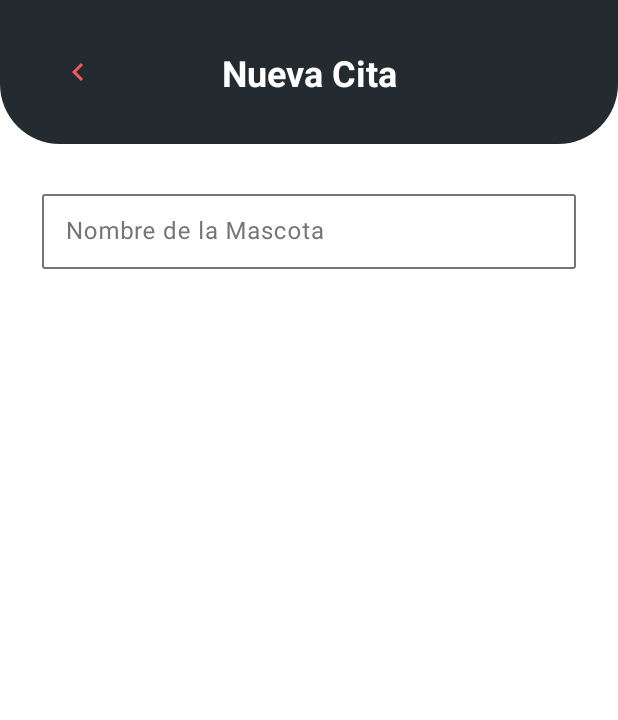
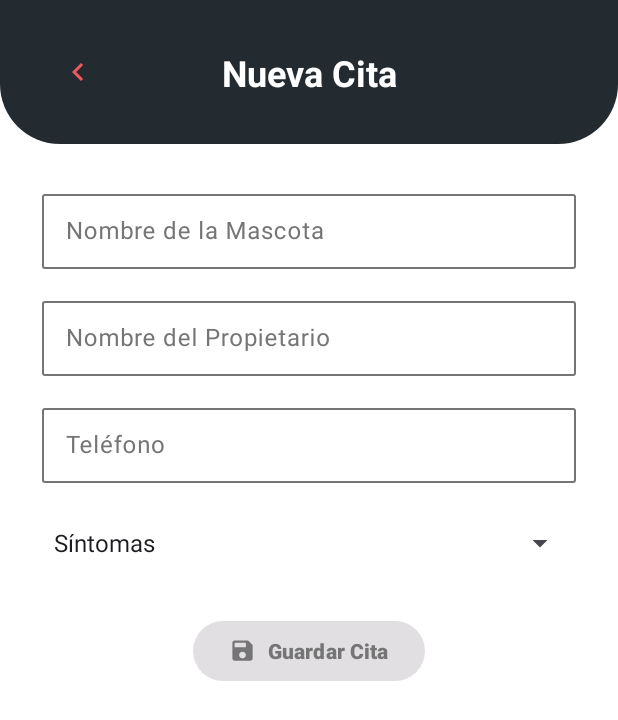
Before and after one commit to garcialuisf/EquipoSiete, an Android app: the NuevaCitaFragment screen opened through its navigation route, on a phone screen of 412 x 824 dp. Shown: the top 720 px of the screen. Run offline under Robolectric (Android 15) with nearby library versions, the phone set to English and light mode, and no system bars; our stand-ins replace data binding.

Commit message:
feat: HU3 C4-C9 agrega propietario, teléfono, síntomas y botón Guardar Cita

```diff
--- a/app/src/main/java/com/example/dogapp/view/fragment/NuevaCitaFragment.kt
+++ b/app/src/main/java/com/example/dogapp/view/fragment/NuevaCitaFragment.kt
@@ -4,16 +4,20 @@ import android.os.Bundle
 import android.view.LayoutInflater
 import android.view.View
 import android.view.ViewGroup
+import android.widget.Toast
 import androidx.databinding.DataBindingUtil
 import androidx.fragment.app.Fragment
+import androidx.fragment.app.viewModels
 import androidx.navigation.fragment.findNavController
 import com.example.dogapp.R
 import com.example.dogapp.databinding.FragmentNuevaCitaBinding
+import com.example.dogapp.viewmodel.NuevaCitaViewModel
 
 class NuevaCitaFragment : Fragment() {
 
     private var _binding: FragmentNuevaCitaBinding? = null
     private val binding get() = _binding!!
+    private val nuevaCitaViewModel: NuevaCitaViewModel by viewModels()
 
     override fun onCreateView(
         inflater: LayoutInflater,
@@ -26,7 +30,14 @@ class NuevaCitaFragment : Fragment() {
 
     override fun onViewCreated(view: View, savedInstanceState: Bundle?) {
         super.onViewCreated(view, savedInstanceState)
+        configurarFormulario()
         configurarToolbar()
+        configurarGuardado()
+    }
+
+    private fun configurarFormulario() {
+        binding.lifecycleOwner = viewLifecycleOwner
+        binding.formulario = nuevaCitaViewModel
     }
 
     private fun configurarToolbar() {
@@ -35,6 +46,14 @@ class NuevaCitaFragment : Fragment() {
         }
     }
 
+    private fun configurarGuardado() {
+        binding.guardarCita.setOnClickListener {
+            if (!nuevaCitaViewModel.tieneSintomaSeleccionado(binding.sintomas.selectedItemPosition)) {
+                Toast.makeText(requireContext(), R.string.nueva_cita_selecciona_sintoma, Toast.LENGTH_SHORT).show()
+            }
+        }
+    }
+
     override fun onDestroyView() {
         super.onDestroyView()
         _binding = null
--- /dev/null
+++ b/app/src/main/java/com/example/dogapp/viewmodel/NuevaCitaViewModel.kt
@@ -0,0 +1,21 @@
+package com.example.dogapp.viewmodel
+
+import androidx.lifecycle.MutableLiveData
+import androidx.lifecycle.ViewModel
+
+class NuevaCitaViewModel : ViewModel() {
+    val nombre = MutableLiveData("")
+    val raza = MutableLiveData("")
+    val propietario = MutableLiveData("")
+    val telefono = MutableLiveData("")
+
+    fun puedeGuardar(
+        nombre: String?,
+        raza: String?,
+        propietario: String?,
+        telefono: String?
+    ): Boolean = !nombre.isNullOrBlank() && !raza.isNullOrBlank() &&
+        !propietario.isNullOrBlank() && !telefono.isNullOrBlank()
+
+    fun tieneSintomaSeleccionado(posicion: Int): Boolean = posicion > 0
+}
--- /dev/null
+++ b/app/src/main/res/drawable/ic_guardar_cita.xml
@@ -0,0 +1,9 @@
+<vector xmlns:android="http://schemas.android.com/apk/res/android"
+    android:width="24dp"
+    android:height="24dp"
+    android:viewportWidth="24"
+    android:viewportHeight="24">
+    <path
+        android:fillColor="@color/blanco"
+        android:pathData="M17,3H5C3.9,3 3,3.9 3,5v14c0,1.1 0.9,2 2,2h14c1.1,0 2,-0.9 2,-2V7L17,3zM12,19c-1.66,0 -3,-1.34 -3,-3s1.34,-3 3,-3 3,1.34 3,3 -1.34,3 -3,3zM15,9H5V5h10v4z" />
+</vector>
--- a/app/src/main/res/layout/fragment_nueva_cita.xml
+++ b/app/src/main/res/layout/fragment_nueva_cita.xml
@@ -1,6 +1,12 @@
 <?xml version="1.0" encoding="utf-8"?>
 <layout xmlns:android="http://schemas.android.com/apk/res/android"
     xmlns:app="http://schemas.android.com/apk/res-auto">
+
+    <data>
+        <variable
+            name="formulario"
+            type="com.example.dogapp.viewmodel.NuevaCitaViewModel" />
+    </data>
 
     <androidx.constraintlayout.widget.ConstraintLayout
         android:layout_width="match_parent"
@@ -38,9 +44,90 @@
                 android:maxLength="15"
                 android:maxLines="1"
                 android:paddingHorizontal="12dp"
+                android:text="@={formulario.nombre}"
                 android:textColor="@color/negro"
                 android:textSize="16sp" />
         </com.google.android.material.textfield.TextInputLayout>
 
+        <com.google.android.material.textfield.TextInputLayout
+            android:id="@+id/campo_propietario"
+            style="@style/Widget.DogApp.CampoOutlined"
+            android:layout_width="0dp"
+            android:layout_height="wrap_content"
+            android:layout_marginHorizontal="28dp"
+            android:layout_marginTop="16dp"
+            android:hint="@string/editar_cita_propietario"
+            app:layout_constraintEnd_toEndOf="parent"
+            app:layout_constraintStart_toStartOf="parent"
+            app:layout_constraintTop_toBottomOf="@id/campo_nombre">
+
+            <com.google.android.material.textfield.TextInputEditText
+                android:id="@+id/propietario"
+                android:layout_width="match_parent"
+                android:layout_height="50dp"
+                android:inputType="textCapWords"
+                android:maxLength="30"
+                android:maxLines="1"
+                android:paddingHorizontal="12dp"
+                android:text="@={formulario.propietario}"
+                android:textColor="@color/negro"
+                android:textSize="16sp" />
+        </com.google.android.material.textfield.TextInputLayout>
+
+        <com.google.android.material.textfield.TextInputLayout
+            android:id="@+id/campo_telefono"
+            style="@style/Widget.DogApp.CampoOutlined"
+            android:layout_width="0dp"
+            android:layout_height="wrap_content"
+            android:layout_marginHorizontal="28dp"
+            android:layout_marginTop="16dp"
+            android:hint="@string/editar_cita_telefono"
+            app:layout_constraintEnd_toEndOf="parent"
+            app:layout_constraintStart_toStartOf="parent"
+            app:layout_constraintTop_toBottomOf="@id/campo_propietario">
+
+            <com.google.android.material.textfield.TextInputEditText
+                android:id="@+id/telefono"
+                android:layout_width="match_parent"
+                android:layout_height="50dp"
+                android:inputType="number"
+                android:maxLength="10"
+                android:maxLines="1"
+                android:paddingHorizontal="12dp"
+                android:text="@={formulario.telefono}"
+                android:textColor="@color/negro"
+                android:textSize="16sp" />
+        </com.google.android.material.textfield.TextInputLayout>
+
+        <androidx.appcompat.widget.AppCompatSpinner
+            android:id="@+id/sintomas"
+            android:layout_width="0dp"
+            android:layout_height="wrap_content"
+            android:layout_marginTop="16dp"
+            android:entries="@array/nueva_cita_sintomas"
+            android:minHeight="48dp"
+            android:spinnerMode="dropdown"
+            app:layout_constraintEnd_toEndOf="@id/campo_telefono"
+            app:layout_constraintStart_toStartOf="@id/campo_telefono"
+            app:layout_constraintTop_toBottomOf="@id/campo_telefono" />
+
+        <com.google.android.material.button.MaterialButton
+            android:id="@+id/guardar_cita"
+            android:layout_width="wrap_content"
+            android:layout_height="wrap_content"
+            android:layout_marginTop="24dp"
+            android:enabled="@{formulario.puedeGuardar(formulario.nombre, formulario.raza, formulario.propietario, formulario.telefono), default=false}"
+            android:text="@string/nueva_cita_guardar"
+            android:textColor="@color/editar_cita_boton_texto"
+            android:textStyle="bold"
+            app:backgroundTint="@color/editar_cita_boton"
+            app:cornerRadius="24dp"
+            app:icon="@drawable/ic_guardar_cita"
+            app:iconSize="18dp"
+            app:iconTint="@color/editar_cita_boton_texto"
+            app:layout_constraintEnd_toEndOf="parent"
+            app:layout_constraintStart_toStartOf="parent"
+            app:layout_constraintTop_toBottomOf="@id/sintomas" />
+
     </androidx.constraintlayout.widget.ConstraintLayout>
 </layout>
--- a/app/src/main/res/values/strings.xml
+++ b/app/src/main/res/values/strings.xml
@@ -5,6 +5,8 @@
     <string name="home_brand" translatable="false">DogApp</string>
     <string name="home_dog_placeholder" translatable="false">🐶</string>
     <string name="title_nueva_cita">Nueva Cita</string>
+    <string name="nueva_cita_guardar">Guardar Cita</string>
+    <string name="nueva_cita_selecciona_sintoma">Selecciona un síntoma</string>
     <string name="title_editar_cita">Editar Cita</string>
     <string name="title_detalle_cita">Detalle</string>
     <string name="detalle_cita_volver_home">Volver al administrador de citas</string>
@@ -22,4 +24,14 @@
     <string name="editar_cita_telefono">Teléfono</string>
     <string name="editar_cita_no_disponible">No se pudo cargar la cita.</string>
     <string name="editar_cita_error_guardado">No se pudo guardar la cita. Intenta de nuevo.</string>
+
+    <string-array name="nueva_cita_sintomas">
+        <item>Síntomas</item>
+        <item>Solo duerme</item>
+        <item>No come</item>
+        <item>Fractura extremidad</item>
+        <item>Tiene pulgas</item>
+        <item>Tiene garrapatas</item>
+        <item>Bota demasiado pelo</item>
+    </string-array>
 </resources>
```
